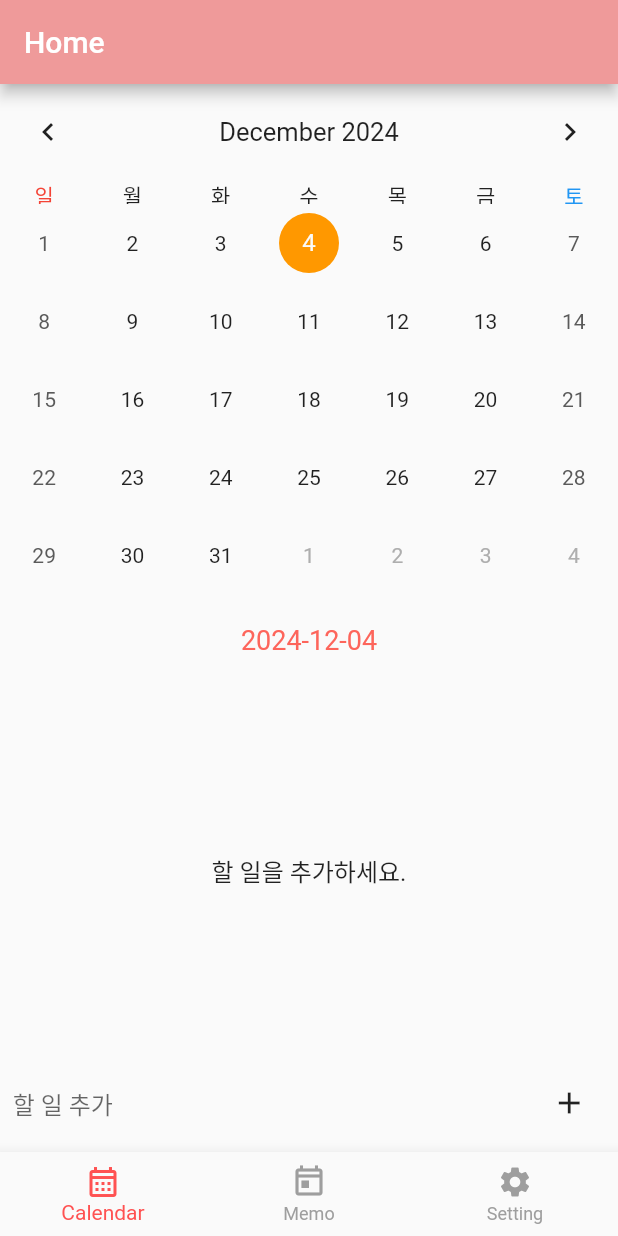
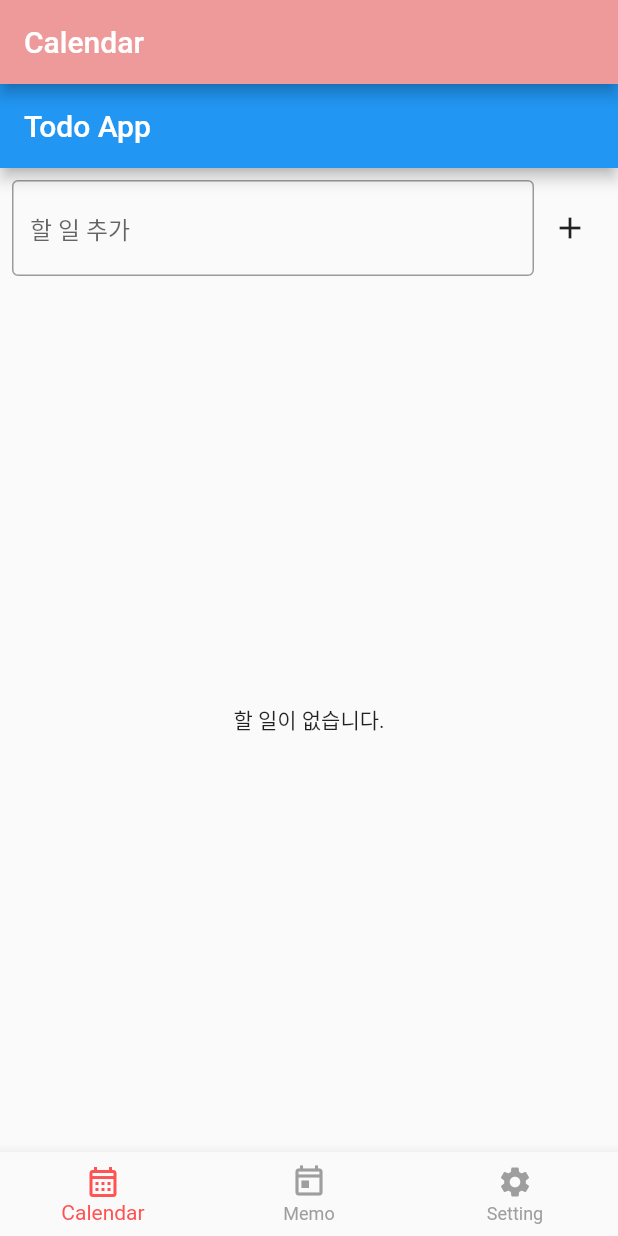
Before and after one commit to shuding0307/flutter_study, a Flutter app: the screen it shows after launch, on a phone screen of 412 x 824 dp. Run offline on Flutter 3.47's test engine with Material 3 defaults, Android fonts, the phone set to English and light mode, and no system bars; drawn by our look-alikes of table_calendar; our stand-ins replace shared_preferences.

Commit message:
투두 저장

```diff
--- a/lib/main.dart
+++ b/lib/main.dart
@@ -1,7 +1,7 @@
 import 'package:flutter/material.dart';
-import 'package:study_flutter/screens/fourth_screen.dart';
-import 'package:study_flutter/screens/second_screen.dart';
-import 'package:study_flutter/screens/third_screen.dart';
+import 'package:study_flutter/screens/Setting.dart';
+import 'package:study_flutter/screens/Calendar.dart';
+import 'package:study_flutter/screens/Memo.dart';
 import 'package:study_flutter/widgets/bottom_nav.dart';
 
 void main() {
@@ -34,9 +34,9 @@ class _MainScreenState extends State<MainScreen> {
   int _currentIndex = 0;
 
   final List<Widget> _pages = [
-    const SecondScreen(),
-    const ThirdScreen(),
-    const FourthScreen(),
+    const Calendar(),
+    const Memo(),
+    const Setting(),
   ];
 
   void _onTabTapped(int index) {
@@ -74,15 +74,13 @@ class _MainScreenState extends State<MainScreen> {
   String _getAppBarTitle() {
     switch (_currentIndex) {
       case 0:
-        return 'Home';
+        return 'Calendar';
       case 1:
-        return 'Second';
+        return 'Memo';
       case 2:
-        return '메모장';
-      case 3:
-        return 'Fourth';
+        return 'Setting';
       default:
-        return 'Home';
+        return 'Calendar';
     }
   }
 }
--- /dev/null
+++ b/lib/screens/Calendar.dart
@@ -0,0 +1,168 @@
+import 'package:flutter/material.dart';
+import 'package:shared_preferences/shared_preferences.dart';
+import 'dart:convert';
+
+class Calendar extends StatefulWidget {
+  const Calendar({super.key});
+
+  @override
+  State<Calendar> createState() => _CalendarState();
+}
+
+class _CalendarState extends State<Calendar> {
+  DateTime selectedDay = DateTime.now();
+  final TextEditingController _controller = TextEditingController();
+  Map<String, List<Map<String, dynamic>>> tasks = {}; // 날짜별 할 일 목록
+
+  @override
+  void initState() {
+    super.initState();
+    _loadTasks(); // 앱 시작 시 할 일 목록 불러오기
+  }
+
+  // SharedPreferences에서 할 일 목록 불러오기
+  Future<void> _loadTasks() async {
+    final prefs = await SharedPreferences.getInstance();
+    final List<String>? savedTasks = prefs.getStringList('tasks');
+
+    if (savedTasks != null) {
+      setState(() {
+        tasks = savedTasks.fold({},
+            (Map<String, List<Map<String, dynamic>>> acc, task) {
+          final taskMap = json.decode(task);
+          final date = taskMap['date'];
+          if (acc[date] == null) {
+            acc[date] = [];
+          }
+          acc[date]!.add({
+            'task': taskMap['task'],
+            'isChecked': taskMap['isChecked'],
+          });
+          return acc;
+        });
+      });
+    }
+  }
+
+  // SharedPreferences에 할 일 목록 저장
+  Future<void> _saveTasks() async {
+    final prefs = await SharedPreferences.getInstance();
+    List<String> encodedTasks = [];
+
+    tasks.forEach((date, taskList) {
+      for (var task in taskList) {
+        encodedTasks.add(json.encode({
+          'date': date,
+          'task': task['task'],
+          'isChecked': task['isChecked'],
+        }));
+      }
+    });
+    await prefs.setStringList('tasks', encodedTasks);
+  }
+
+  // 할 일 추가
+  void _addTask(String task) {
+    setState(() {
+      final dateString = selectedDay
+          .toIso8601String()
+          .split('T')[0]; // 날짜를 "yyyy-MM-dd" 형식으로 변환
+      if (tasks[dateString] == null) {
+        tasks[dateString] = [];
+      }
+      tasks[dateString]!.add({'task': task, 'isChecked': false});
+    });
+    _controller.clear();
+    _saveTasks();
+  }
+
+  // 체크박스 상태 변경
+  void _toggleCheckbox(int index) {
+    setState(() {
+      final dateString = selectedDay.toIso8601String().split('T')[0];
+      tasks[dateString]![index]['isChecked'] =
+          !tasks[dateString]![index]['isChecked'];
+    });
+    _saveTasks();
+  }
+
+  // 할 일 삭제
+  void _deleteTask(int index) {
+    setState(() {
+      final dateString = selectedDay.toIso8601String().split('T')[0];
+      tasks[dateString]!.removeAt(index);
+      if (tasks[dateString]!.isEmpty) {
+        tasks.remove(dateString);
+      }
+    });
+    _saveTasks();
+  }
+
+  // 선택한 날짜의 할 일 목록
+  List<Map<String, dynamic>> get selectedDayTasks {
+    final dateString = selectedDay.toIso8601String().split('T')[0];
+    return tasks[dateString] ?? [];
+  }
+
+  @override
+  Widget build(BuildContext context) {
+    return Scaffold(
+      appBar: AppBar(title: const Text('Todo App')),
+      body: Column(
+        children: [
+          Padding(
+            padding: const EdgeInsets.all(8.0),
+            child: Row(
+              children: [
+                Expanded(
+                  child: TextField(
+                    controller: _controller,
+                    decoration: const InputDecoration(
+                      hintText: '할 일 추가',
+                      border: OutlineInputBorder(),
+                    ),
+                  ),
+                ),
+                IconButton(
+                  icon: const Icon(Icons.add),
+                  onPressed: () {
+                    if (_controller.text.isNotEmpty) {
+                      _addTask(_controller.text);
+                    }
+                  },
+                ),
+              ],
+            ),
+          ),
+          Expanded(
+            child: selectedDayTasks.isEmpty
+                ? const Center(child: Text('할 일이 없습니다.'))
+                : ListView.builder(
+                    itemCount: selectedDayTasks.length,
+                    itemBuilder: (context, index) {
+                      return ListTile(
+                        leading: Checkbox(
+                          value: selectedDayTasks[index]['isChecked'],
+                          onChanged: (_) => _toggleCheckbox(index),
+                        ),
+                        title: Text(
+                          selectedDayTasks[index]['task'],
+                          style: TextStyle(
+                            decoration: selectedDayTasks[index]['isChecked']
+                                ? TextDecoration.lineThrough
+                                : TextDecoration.none,
+                          ),
+                        ),
+                        trailing: IconButton(
+                          icon: const Icon(Icons.delete),
+                          onPressed: () => _deleteTask(index),
+                        ),
+                      );
+                    },
+                  ),
+          ),
+        ],
+      ),
+    );
+  }
+}
--- a/lib/screens/fourth_screen.dart
+++ b/lib/screens/Setting.dart
@@ -1,7 +1,7 @@
 import 'package:flutter/material.dart';
 
-class FourthScreen extends StatelessWidget {
-  const FourthScreen({super.key});
+class Setting extends StatelessWidget {
+  const Setting({super.key});
 
   @override
   Widget build(BuildContext context) {
--- a/lib/screens/home.dart
+++ /dev/null
@@ -1,17 +0,0 @@
-import 'package:flutter/material.dart';
-
-class Home extends StatefulWidget {
-  const Home({super.key});
-
-  @override
-  State<Home> createState() => _HomeState();
-}
-
-class _HomeState extends State<Home> {
-  @override
-  Widget build(BuildContext context) {
-    return const Column(
-      children: [],
-    );
-  }
-}
--- a/lib/screens/second_screen.dart
+++ /dev/null
@@ -1,180 +0,0 @@
-import 'package:flutter/material.dart';
-import 'package:table_calendar/table_calendar.dart';
-
-class SecondScreen extends StatefulWidget {
-  const SecondScreen({super.key});
-
-  @override
-  State<SecondScreen> createState() => _SecondScreenState();
-}
-
-class _SecondScreenState extends State<SecondScreen> {
-  DateTime selectedDay = DateTime.now();
-  DateTime focusedDay = DateTime.now();
-  final TextEditingController _controller = TextEditingController();
-
-  final Map<DateTime, List<Map<String, dynamic>>> tasks = {};
-
-  List<Map<String, dynamic>> get selectedDayTasks {
-    return tasks[selectedDay] ?? [];
-  }
-
-  void _addTask(String task) {
-    setState(() {
-      if (tasks[selectedDay] == null) {
-        tasks[selectedDay] = [];
-      }
-      tasks[selectedDay]!.add({'task': task, 'isChecked': false});
-    });
-    _controller.clear();
-  }
-
-  void _toggleCheckbox(int index) {
-    setState(() {
-      tasks[selectedDay]![index]['isChecked'] =
-          !tasks[selectedDay]![index]['isChecked'];
-    });
-  }
-
-  void _deleteTask(int index) {
-    setState(() {
-      tasks[selectedDay]!.removeAt(index);
-      if (tasks[selectedDay]!.isEmpty) {
-        tasks.remove(selectedDay);
-      }
-    });
-  }
-
-  Widget formatDate(BuildContext context, DateTime day) {
-    switch (day.weekday) {
-      case 6:
-        return const Center(
-          child: Text(
-            '토',
-            style: TextStyle(color: Colors.blue),
-          ),
-        );
-      case 7:
-        return const Center(
-          child: Text(
-            '일',
-            style: TextStyle(color: Colors.red),
-          ),
-        );
-      default:
-        return Center(
-          child: Text(['월', '화', '수', '목', '금'][day.weekday - 1]),
-        );
-    }
-  }
-
-  @override
-  Widget build(BuildContext context) {
-    final formattedDate = selectedDay.toLocal().toString().split(' ')[0];
-
-    return Scaffold(
-      body: Column(
-        children: [
-          TableCalendar(
-            headerStyle: const HeaderStyle(
-              formatButtonVisible: false,
-              titleCentered: true,
-            ),
-            focusedDay: focusedDay,
-            firstDay: DateTime(2000),
-            lastDay: DateTime(2100),
-            selectedDayPredicate: (day) => isSameDay(selectedDay, day),
-            onDaySelected: (newSelectedDay, newFocusedDay) {
-              setState(() {
-                selectedDay = newSelectedDay;
-                focusedDay = newFocusedDay;
-              });
-            },
-            calendarBuilders: CalendarBuilders(
-              dowBuilder: (context, day) => formatDate(context, day),
-            ),
-            calendarStyle: const CalendarStyle(
-              todayDecoration: BoxDecoration(
-                color: Color.fromARGB(255, 202, 202, 202),
-                shape: BoxShape.circle,
-              ),
-              selectedDecoration: BoxDecoration(
-                color: Colors.orange,
-                shape: BoxShape.circle,
-              ),
-            ),
-          ),
-          const SizedBox(height: 20),
-          Column(
-            children: [
-              Text(
-                formattedDate,
-                style: const TextStyle(
-                  fontSize: 18,
-                  color: Color.fromARGB(255, 253, 101, 91),
-                ),
-              ),
-            ],
-          ),
-          const SizedBox(height: 20),
-          Expanded(
-            child: selectedDayTasks.isEmpty
-                ? const Center(
-                    child: Text(
-                      '할 일을 추가하세요.',
-                      style: TextStyle(fontSize: 16),
-                    ),
-                  )
-                : ListView.builder(
-                    itemCount: selectedDayTasks.length,
-                    itemBuilder: (context, index) {
-                      return ListTile(
-                        leading: Checkbox(
-                          value: selectedDayTasks[index]['isChecked'],
-                          onChanged: (_) => _toggleCheckbox(index),
-                        ),
-                        title: Text(
-                          selectedDayTasks[index]['task'],
-                          style: TextStyle(
-                            decoration: selectedDayTasks[index]['isChecked']
-                                ? TextDecoration.lineThrough
-                                : TextDecoration.none,
-                          ),
-                        ),
-                        trailing: IconButton(
-                          icon: const Icon(Icons.delete, color: Colors.grey),
-                          onPressed: () => _deleteTask(index),
-                        ),
-                      );
-                    },
-                  ),
-          ),
-          Padding(
-            padding: const EdgeInsets.all(8.5),
-            child: Row(
-              children: [
-                Expanded(
-                  child: TextField(
-                    controller: _controller,
-                    decoration: const InputDecoration(
-                      hintText: '할 일 추가',
-                      border: InputBorder.none,
-                    ),
-                  ),
-                ),
-                IconButton(
-                  icon: const Icon(Icons.add),
-                  onPressed: () {
-                    if (_controller.text.isNotEmpty) {
-                      _addTask(_controller.text);
-                    }
-                  },
-                ),
-              ],
-            ),
-          ),
-        ],
-      ),
-    );
-  }
-}
```
Also changed, not shown: lib/screens/Memo.dart (renamed from lib/screens/third_screen.dart, +4 -4 lines).
